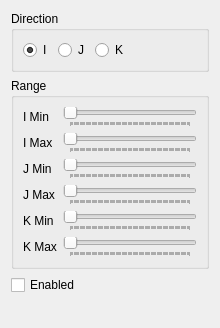
First picture: the form in libs/post/post3d/post3dwindowfacesettingeditwidget.ui, repository i-RIC/prepost-gui, before the edit.
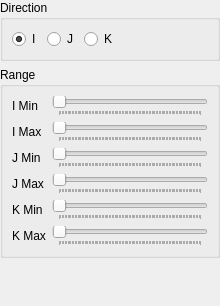
Second picture: the form after the edit. Custom widgets are drawn as their Qt base class.

```diff
--- a/libs/post/post3d/post3dwindowfacesettingeditwidget.ui
+++ b/libs/post/post3d/post3dwindowfacesettingeditwidget.ui
@@ -7,7 +7,7 @@
     <x>0</x>
     <y>0</y>
     <width>220</width>
-    <height>328</height>
+    <height>306</height>
    </rect>
   </property>
   <property name="minimumSize">
@@ -20,6 +20,18 @@
    <string>Form</string>
   </property>
   <layout class="QVBoxLayout" name="verticalLayout">
+   <property name="leftMargin">
+    <number>0</number>
+   </property>
+   <property name="topMargin">
+    <number>0</number>
+   </property>
+   <property name="rightMargin">
+    <number>0</number>
+   </property>
+   <property name="bottomMargin">
+    <number>0</number>
+   </property>
    <item>
     <widget class="QGroupBox" name="directionGroupBox">
      <property name="title">
@@ -201,13 +213,6 @@
      </layout>
     </widget>
    </item>
-   <item>
-    <widget class="QCheckBox" name="enabledCheckBox">
-     <property name="text">
-      <string>Enabled</string>
-     </property>
-    </widget>
-   </item>
    <item>
     <spacer name="verticalSpacer">
      <property name="orientation">
```
